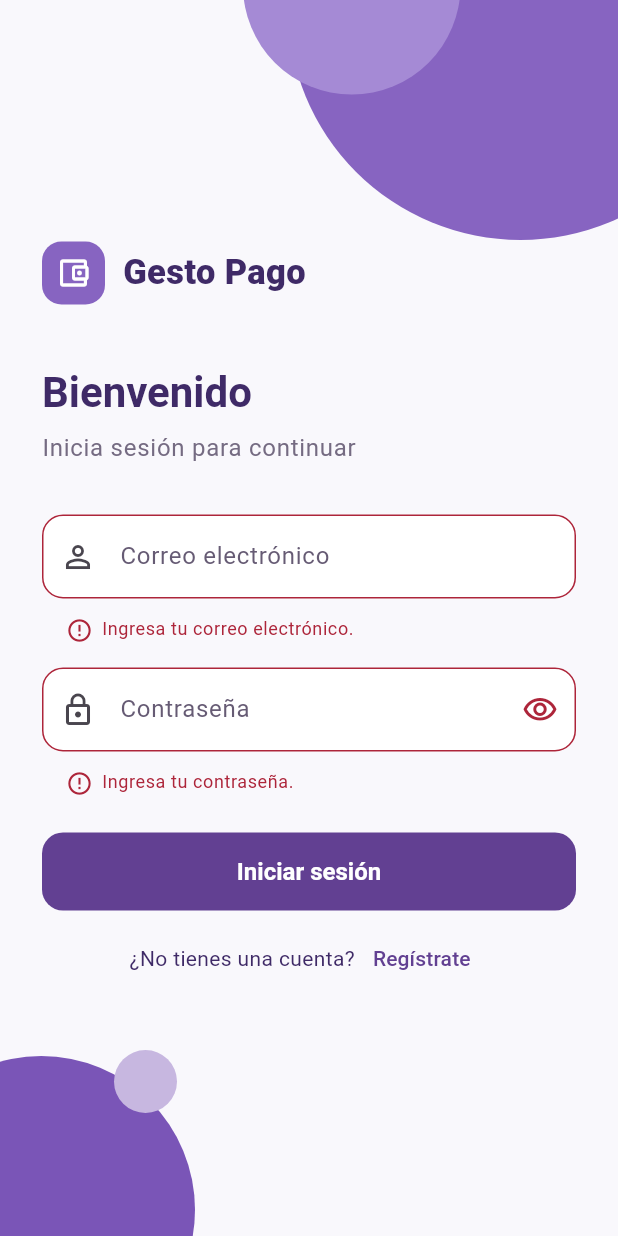
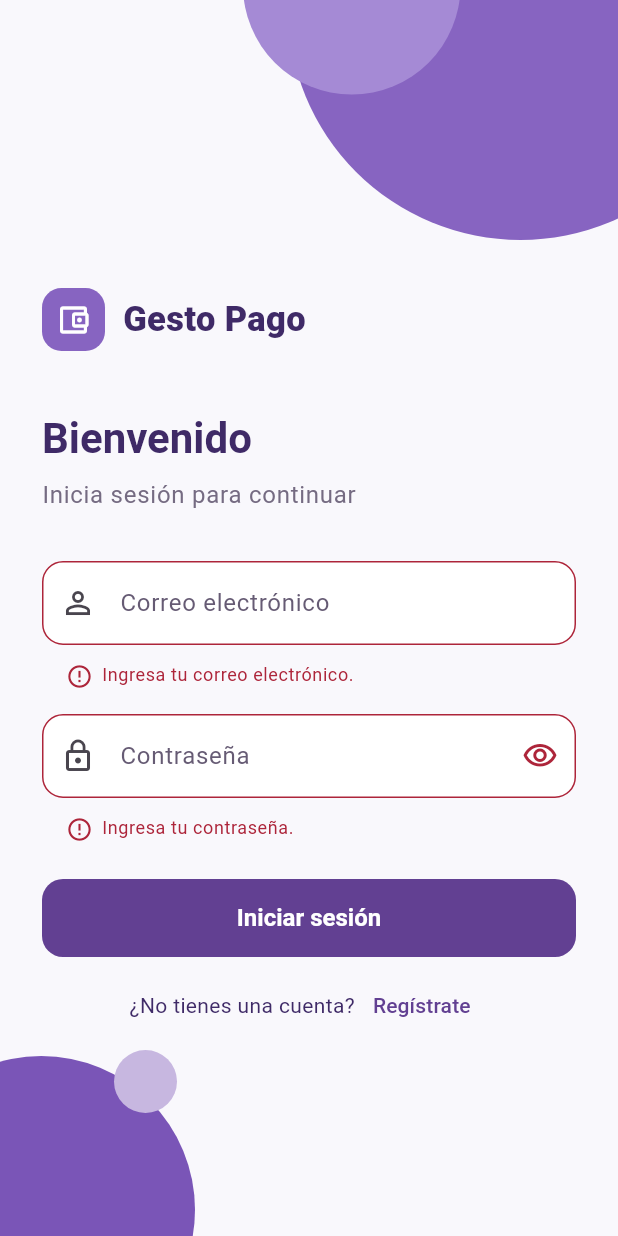
Before and after one commit to IsaacCanoH/gesto_pago_app, a Flutter app: the screen it shows after launch, after a tap on "Iniciar sesión", on a phone screen of 412 x 824 dp. Run offline on Flutter 3.47's test engine with Material 3 defaults, Android fonts, the phone set to English and light mode, and no system bars; accounts and stored records are empty.

Commit message:
feat(auth): implementar verificacion dos pasos

```diff
--- /dev/null
+++ b/lib/features/auth/data/models/auth_challenge.dart
@@ -0,0 +1,28 @@
+class AuthChallenge {
+  const AuthChallenge({
+    required this.id,
+    required this.expiresAt,
+    required this.resendAt,
+  });
+
+  factory AuthChallenge.fromJson(Object? json) {
+    if (json is! Map<String, dynamic>) throw const FormatException();
+    final id = json['idVerificacion'];
+    final expiresAt = _readDate(json['expiraEn']);
+    final resendAt = _readDate(json['reenviarDesde']);
+    if (id is! String ||
+        id.trim().isEmpty ||
+        expiresAt == null ||
+        resendAt == null) {
+      throw const FormatException();
+    }
+    return AuthChallenge(id: id, expiresAt: expiresAt, resendAt: resendAt);
+  }
+
+  static DateTime? _readDate(Object? value) =>
+      value is String ? DateTime.tryParse(value) : null;
+
+  final String id;
+  final DateTime expiresAt;
+  final DateTime resendAt;
+}
--- a/lib/features/auth/presentation/pages/login_page.dart
+++ b/lib/features/auth/presentation/pages/login_page.dart
@@ -6,6 +6,7 @@ import '../../data/models/auth_session.dart';
 import '../view_models/login_view_model.dart';
 import '../widgets/auth_page_layout.dart';
 import 'register_page.dart';
+import 'two_factor_page.dart';
 
 class LoginPage extends StatefulWidget {
   const LoginPage({
@@ -42,10 +43,17 @@ class _LoginPageState extends State<LoginPage> {
     if (model.busy || !form.currentState!.validate()) return;
     FocusScope.of(context).unfocus();
     final submittedEmail = email.text.trim();
-    final session = await model.signIn(submittedEmail, password.text);
-    if (mounted && session != null) {
-      widget.onSignedIn(session);
-    }
+    final challenge = await model.signIn(submittedEmail, password.text);
+    if (!mounted || challenge == null) return;
+
+    password.clear();
+    final session = await Navigator.of(context).push<AuthSession>(
+      MaterialPageRoute(
+        builder: (_) =>
+            TwoFactorPage(repository: widget.repository, challenge: challenge),
+      ),
+    );
+    if (mounted && session != null) widget.onSignedIn(session);
   }
 
   @override
@@ -59,6 +67,7 @@ class _LoginPageState extends State<LoginPage> {
   @override
   Widget build(BuildContext context) => AuthPageLayout(
     showBrandName: true,
+    alignWithSignIn: true,
     title: 'Bienvenido',
     subtitle: 'Inicia sesión para continuar',
     child: ListenableBuilder(
@@ -134,7 +143,7 @@ class _LoginPageState extends State<LoginPage> {
                               child: CircularProgressIndicator(strokeWidth: 2),
                             ),
                             SizedBox(width: 10),
-                            Text('Iniciando sesión…'),
+                            Flexible(child: Text('Iniciando sesión…')),
                           ],
                         ),
                       )
--- a/lib/features/auth/presentation/view_models/login_view_model.dart
+++ b/lib/features/auth/presentation/view_models/login_view_model.dart
@@ -2,7 +2,7 @@ import 'package:flutter/foundation.dart';
 
 import '../../../../core/network/api_client.dart';
 import '../../data/auth_repository.dart';
-import '../../data/models/auth_session.dart';
+import '../../data/models/auth_challenge.dart';
 
 class LoginViewModel extends ChangeNotifier {
   LoginViewModel(this.repository);
@@ -11,7 +11,7 @@ class LoginViewModel extends ChangeNotifier {
   String? error;
   bool _disposed = false;
 
-  Future<AuthSession?> signIn(String email, String password) async {
+  Future<AuthChallenge?> signIn(String email, String password) async {
     if (busy) return null;
     busy = true;
     error = null;
--- a/lib/features/auth/presentation/widgets/auth_page_layout.dart
+++ b/lib/features/auth/presentation/widgets/auth_page_layout.dart
@@ -1,3 +1,5 @@
+import 'dart:math' as math;
+
 import 'package:flutter/material.dart';
 
 import '../../../../core/ui/app_widgets.dart';
@@ -8,6 +10,8 @@ class AuthPageLayout extends StatelessWidget {
     required this.subtitle,
     required this.child,
     this.showBrandName = false,
+    this.alignWithSignIn = false,
+    this.appBar,
     super.key,
   });
 
@@ -15,37 +19,26 @@ class AuthPageLayout extends StatelessWidget {
   final String subtitle;
   final Widget child;
   final bool showBrandName;
+  final bool alignWithSignIn;
+  final PreferredSizeWidget? appBar;
 
+  static const _signInLayoutHeight = 488.0;
   static const _primaryPurple = Color(0xFF8764C1);
 
   @override
   Widget build(BuildContext context) {
-    return Scaffold(
-      backgroundColor: const Color(0xFFF9F8FC),
-      body: Stack(
-        children: [
-          const _DecorativeBackground(),
-          SafeArea(
-            child: Center(
-              child: SingleChildScrollView(
-                padding: const EdgeInsets.symmetric(
-                  horizontal: 28,
-                  vertical: 24,
-                ),
+    final content = SingleChildScrollView(
+      padding: const EdgeInsets.symmetric(horizontal: 28, vertical: 24),
       child: ConstrainedBox(
         constraints: const BoxConstraints(maxWidth: 420),
         child: Column(
           crossAxisAlignment: CrossAxisAlignment.stretch,
           children: [
-                      if (showBrandName)
-                        const BrandMark()
-                      else
-                        const _BrandMark(),
+            if (showBrandName) const BrandMark() else const _BrandMark(),
             const SizedBox(height: 40),
             Text(
               title,
-                        style: Theme.of(context).textTheme.headlineMedium
-                            ?.copyWith(
+              style: Theme.of(context).textTheme.headlineMedium?.copyWith(
                 color: const Color(0xFF3F2A67),
                 fontWeight: FontWeight.w700,
               ),
@@ -61,9 +54,29 @@ class AuthPageLayout extends StatelessWidget {
           ],
         ),
       ),
+    );
+
+    return Scaffold(
+      appBar: appBar,
+      extendBodyBehindAppBar: appBar != null,
+      backgroundColor: const Color(0xFFF9F8FC),
+      body: Stack(
+        children: [
+          const _DecorativeBackground(),
+          if (alignWithSignIn)
+            LayoutBuilder(
+              builder: (context, constraints) => SafeArea(
+                minimum: EdgeInsets.only(
+                  top: math.max(
+                    0.0,
+                    (constraints.maxHeight - _signInLayoutHeight) / 2,
                   ),
                 ),
+                child: Align(alignment: Alignment.topCenter, child: content),
               ),
+            )
+          else
+            SafeArea(child: Center(child: content)),
         ],
       ),
     );
```
Also changed, not shown: lib/core/ui/code_input.dart (+9 -0 lines), lib/features/auth/data/auth_repository.dart (+26 -4 lines), lib/features/auth/presentation/pages/two_factor_page.dart (+124 -9 lines), lib/features/auth/presentation/view_models/two_factor_view_model.dart (+115 -0 lines), 2 other files. Lines whose indentation alone changed are shown as unchanged.
